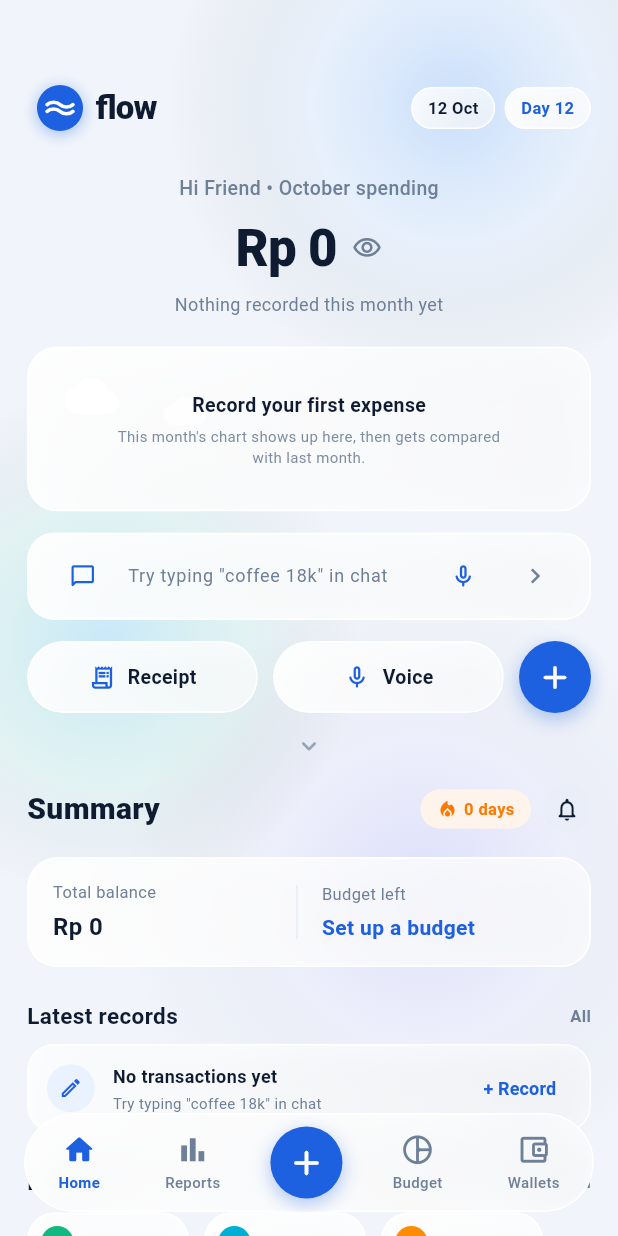
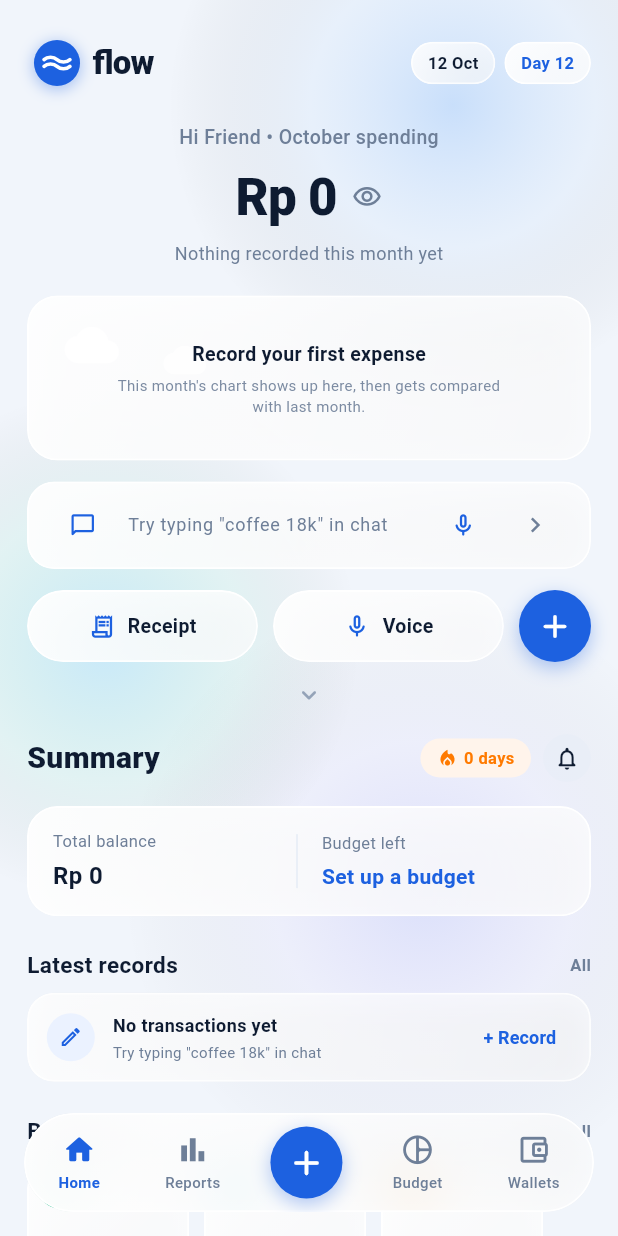
Before and after one commit to mwdharmaaa/flow, a Flutter app: the screen it shows after launch, on a phone screen of 412 x 824 dp. Run offline on Flutter 3.47's test engine with Material 3 defaults, Android fonts, the phone set to English and light mode, and no system bars; our stand-ins replace shared_preferences; missing offline and left inert: dart:html.

Commit message:
fix(dashboard): raise flow logo top padding back to 22px

```diff
--- a/lib/features/dashboard/dashboard_hero.dart
+++ b/lib/features/dashboard/dashboard_hero.dart
@@ -45,7 +45,7 @@ class _DashboardHeroState extends State<DashboardHero> {
       decoration: const BoxDecoration(
         color: Colors.transparent,
       ),
-      padding: const EdgeInsets.fromLTRB(18, 48, 18, 12),
+      padding: const EdgeInsets.fromLTRB(18, 22, 18, 12),
       child: Column(
         crossAxisAlignment: CrossAxisAlignment.stretch,
         children: [
@@ -58,7 +58,7 @@ class _DashboardHeroState extends State<DashboardHero> {
                 onTap: () => widget.state.toggleDarkMode(),
                 behavior: HitTestBehavior.opaque,
                 child: Padding(
-                  padding: const EdgeInsets.symmetric(vertical: 8, horizontal: 6),
+                  padding: const EdgeInsets.symmetric(vertical: 4, horizontal: 4),
                   child: Row(
                     mainAxisSize: MainAxisSize.min,
                     children: [
```
